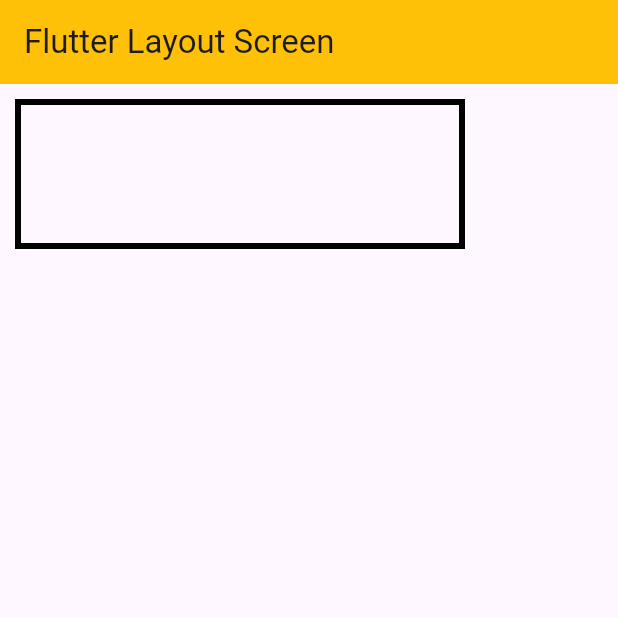
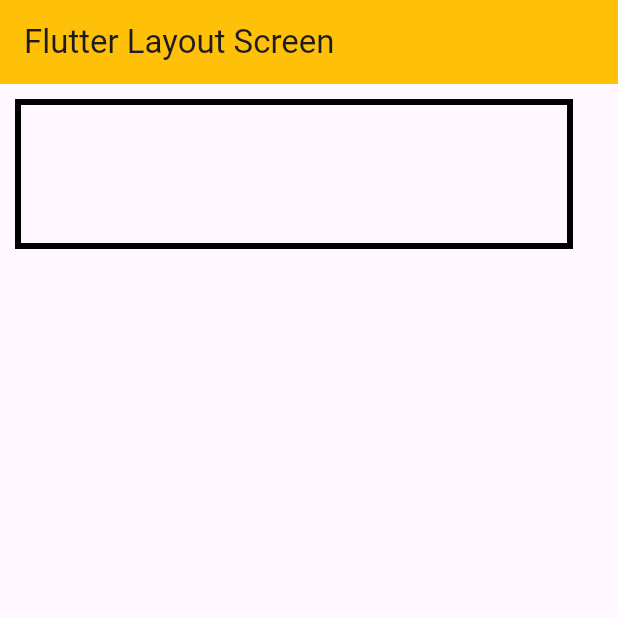
Before and after one commit to Aaysuh-Subedi/flutterClass, a Flutter app: the screen it shows after launch, on a phone screen of 412 x 824 dp, the top half of it. Run offline on Flutter 3.47's test engine with Material 3 defaults, Android fonts, the phone set to English and light mode, and no system bars.

Commit message:
flutterlayout

```diff
--- a/lib/screens/flutterlayoutScreen.dart
+++ b/lib/screens/flutterlayoutScreen.dart
@@ -17,7 +17,7 @@ class FlutterLayoutScreen extends StatelessWidget {
           children: [
             Container(
               height: 100,
-              width: 300,
+              width: 372,
 
               decoration: BoxDecoration(
                 // color: Colors.lightBlueAccent,
```
